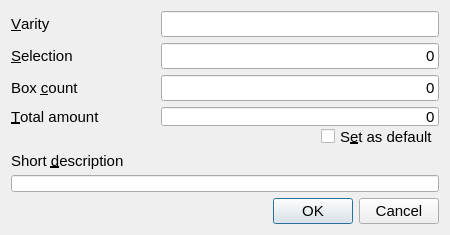
Above: dialogs/add_item/add_item.ui from dulobanov/stockroom before the change. Below: the same form after it.
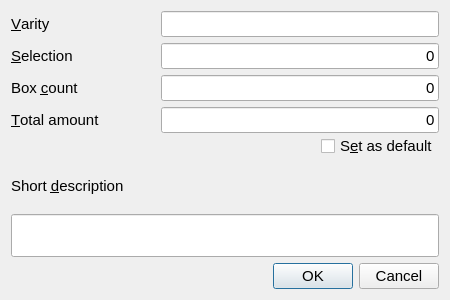
That is the form after the change.

Patch:
```diff
--- a/dialogs/add_item/add_item.ui
+++ b/dialogs/add_item/add_item.ui
@@ -10,7 +10,7 @@
     <x>0</x>
     <y>0</y>
     <width>450</width>
-    <height>235</height>
+    <height>300</height>
    </rect>
   </property>
   <property name="sizePolicy">
@@ -22,7 +22,7 @@
   <property name="minimumSize">
    <size>
     <width>450</width>
-    <height>235</height>
+    <height>300</height>
    </size>
   </property>
   <property name="font">
@@ -176,6 +176,12 @@
        </item>
        <item>
         <widget class="QLineEdit" name="item_amount">
+         <property name="minimumSize">
+          <size>
+           <width>0</width>
+           <height>0</height>
+          </size>
+         </property>
          <property name="text">
           <string>0</string>
          </property>
@@ -188,6 +194,9 @@
      </item>
      <item>
       <layout class="QHBoxLayout" name="horizontalLayout_6">
+       <property name="spacing">
+        <number>0</number>
+       </property>
        <property name="bottomMargin">
         <number>0</number>
        </property>
```
Left out of the diff: 49 changed lines with no effect on the pictures.
